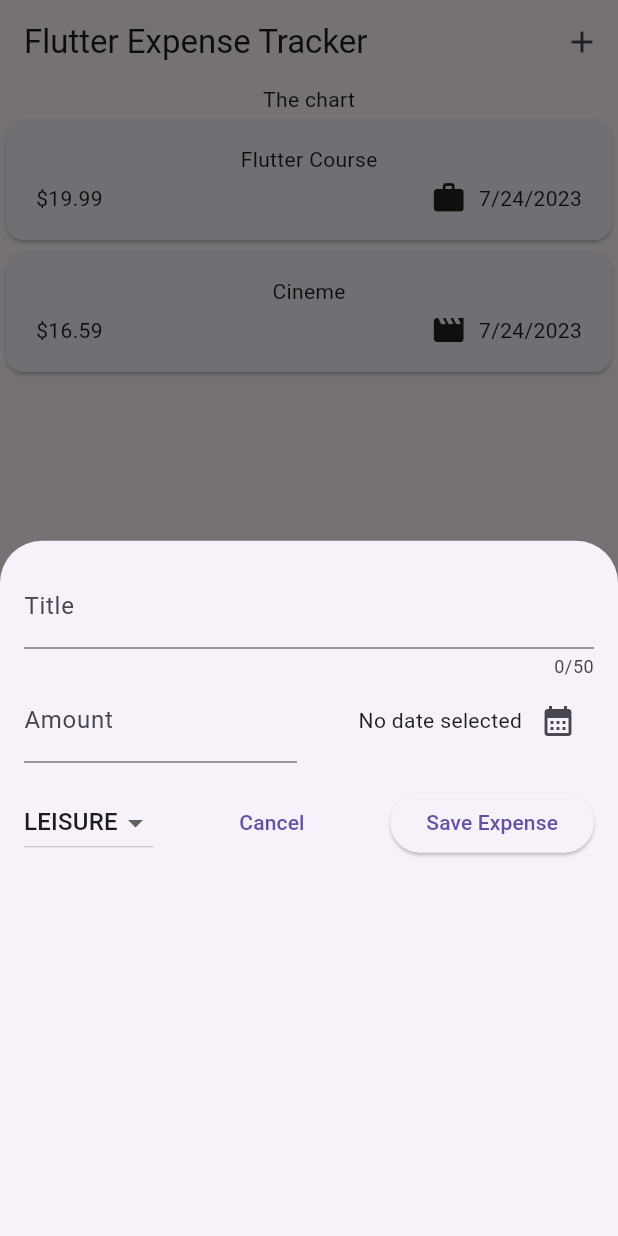
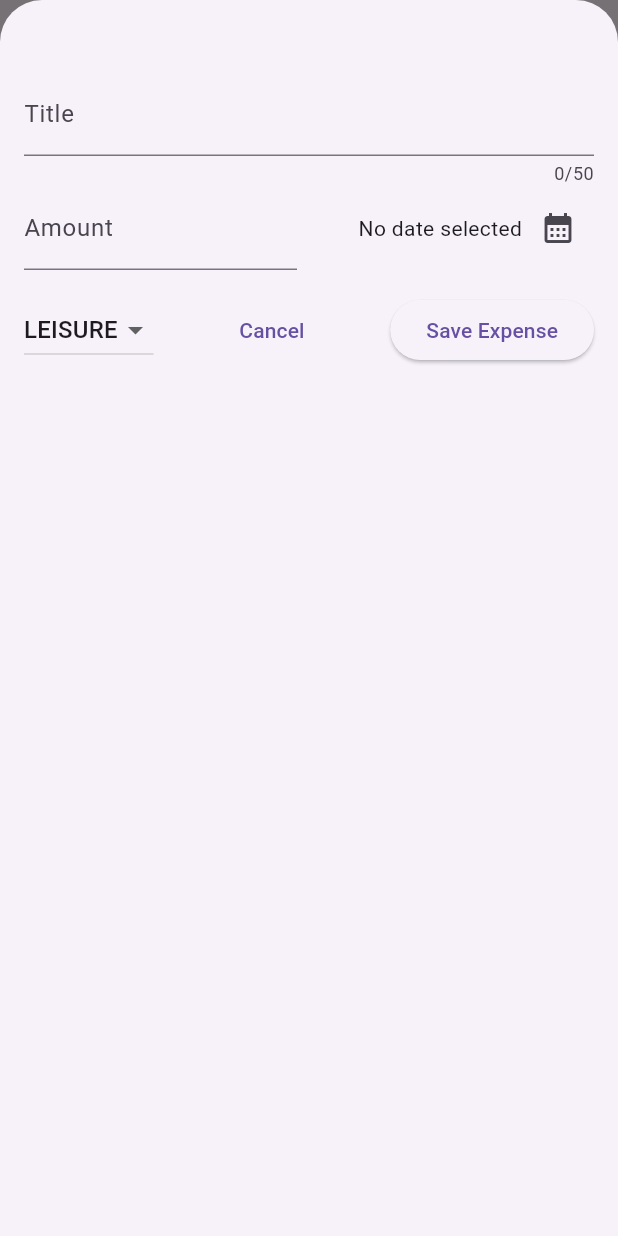
Before and after one commit to DarkoPG27/expense_tracker, a Flutter app: the screen it shows after launch, after a tap on the "add" icon, on a phone screen of 412 x 824 dp. Run offline on Flutter 3.47's test engine with Material 2 defaults, Android fonts, the phone set to English and light mode, and no system bars.

```diff
--- a/lib/widgets/expenses.dart
+++ b/lib/widgets/expenses.dart
@@ -30,6 +30,7 @@ class _ExpensesState extends State<Expenses> {
 
   void _openAddExpenseOverlay() {
     showModalBottomSheet(
+      isScrollControlled: true, //open modal full screen
       context: context,
       builder: (ctx) => NewExpense(onAddExpense: _addExpense),
     );
--- a/lib/widgets/new_expense.dart
+++ b/lib/widgets/new_expense.dart
@@ -68,6 +68,7 @@ class _NewExpenseState extends State<NewExpense> {
         category: _selectedCategory,
       ),
     );
+    Navigator.pop(context);
     //...
   }
 
@@ -81,7 +82,7 @@ class _NewExpenseState extends State<NewExpense> {
   @override
   Widget build(BuildContext context) {
     return Padding(
-      padding: const EdgeInsets.all(16),
+      padding: const EdgeInsets.fromLTRB(16, 48, 16, 16),
       child: Column(
         children: [
           TextField(
```
